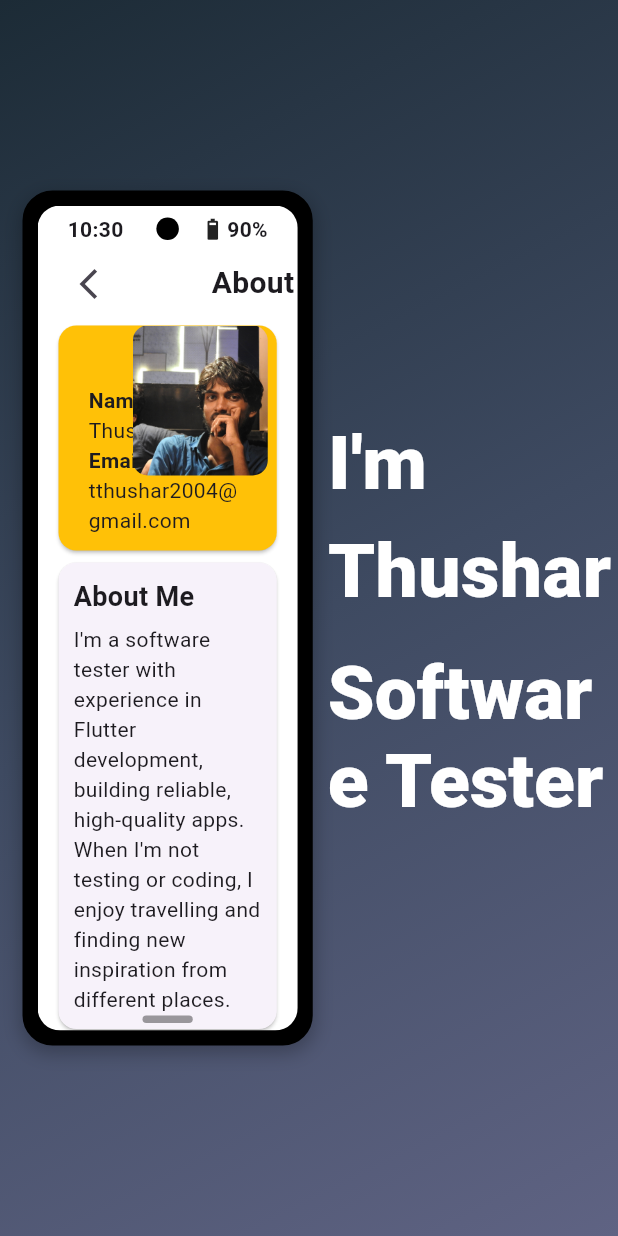
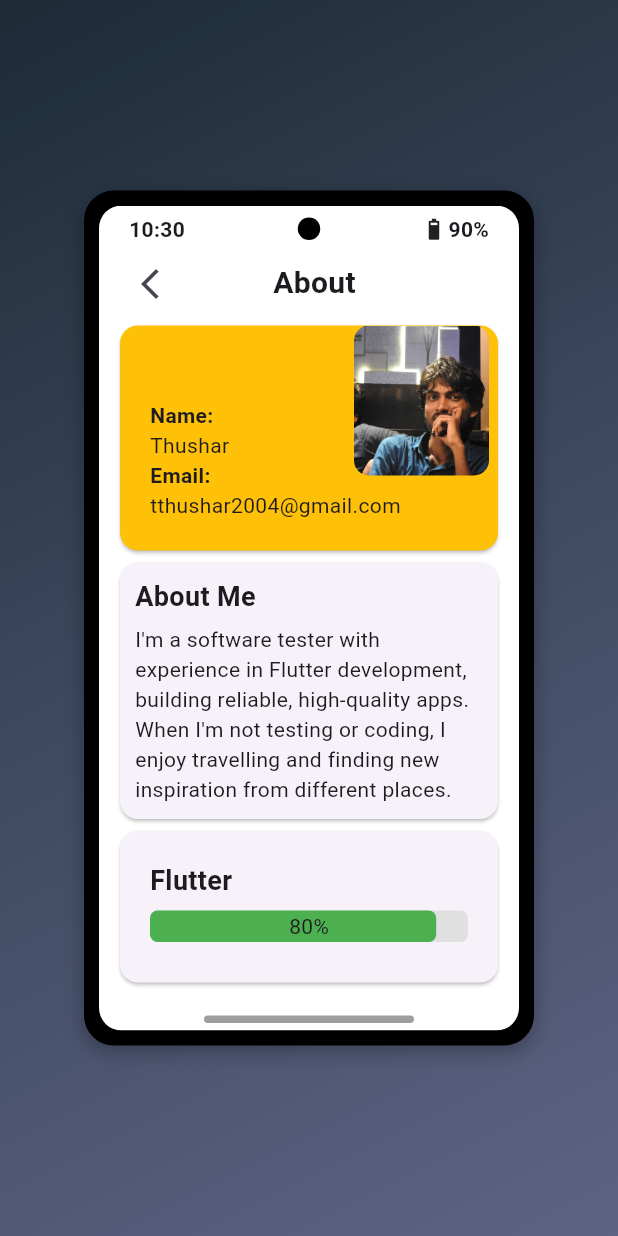
Before and after one commit to Thushar2103/Personal_Portfolio, a Flutter app: the screen it shows after launch, after a tap on "About", on a phone screen of 412 x 824 dp. Run offline on Flutter 3.47's test engine with Material 3 defaults, Android fonts, the phone set to English and light mode, and no system bars; drawn by our look-alikes of animated_text_kit, percent_indicator; our stand-ins replace font_awesome_flutter.

```diff
--- a/lib/screens/homepage.dart
+++ b/lib/screens/homepage.dart
@@ -5,11 +5,37 @@ import '../components/phone.dart';
 class Homepage extends StatelessWidget {
   const Homepage({super.key});
 
+  Widget phone() {
+    return Center(
+      child: Flexible(
+        child: PhoneMockup(),
+      ),
+    );
+  }
+
+  Widget pc() {
+    return Row(
+      mainAxisAlignment: MainAxisAlignment.spaceEvenly,
+      children: [
+        SizedBox(
+          width: 15,
+        ),
+        Flexible(
+          child: PhoneMockup(),
+        ),
+        SizedBox(width: 10),
+        Expanded(
+          child: Rightcontent(),
+        ),
+      ],
+    );
+  }
+
   @override
   Widget build(BuildContext context) {
+    double screenWidth = MediaQuery.of(context).size.width;
+    bool isMobile = screenWidth < 700;
     return Scaffold(
-      // backgroundColor:
-      //     const Color.fromARGB(255, 27, 26, 26),
       body: Container(
           decoration: BoxDecoration(
             gradient: LinearGradient(
@@ -22,25 +48,7 @@ class Homepage extends StatelessWidget {
               ],
             ),
           ),
-        child: Row(
-          mainAxisAlignment:
-              MainAxisAlignment.spaceEvenly, // Center the children horizontally
-          children: [
-            SizedBox(
-              width: 15,
-            ),
-            // Use Flexible to maintain the PhoneMockup size
-            Flexible(
-              child: PhoneMockup(), // Keeps its fixed width and height
-            ),
-            // Use Expanded to take the remaining space
-            SizedBox(width: 10),
-            Expanded(
-              child: Rightcontent(),
-            ),
-          ],
-        ),
-      ),
+          child: isMobile ? phone() : pc()),
     );
   }
 }
--- a/lib/screens/landingpage.dart
+++ b/lib/screens/landingpage.dart
@@ -2,6 +2,7 @@ import 'package:flutter/material.dart';
 import 'package:font_awesome_flutter/font_awesome_flutter.dart';
 import 'package:portfolio_personal/components/clock.dart';
 import 'package:portfolio_personal/screens/aboutpage.dart';
+import 'package:portfolio_personal/screens/awardspage.dart';
 import 'package:portfolio_personal/screens/devicepage.dart';
 import 'package:portfolio_personal/screens/gallery.dart';
 import 'package:portfolio_personal/screens/projects.dart';
@@ -61,7 +62,11 @@ class AppIconItem extends StatelessWidget {
     List<Map<String, dynamic>> appData = [
       {"icon": Icons.person, "name": "About", "screen": Aboutpage()},
       {"icon": Icons.edit, "name": "Projects", "screen": ProjectsPage()},
-      {"icon": FontAwesomeIcons.medal, "name": "Awards", "screen": Aboutpage()},
+      {
+        "icon": FontAwesomeIcons.medal,
+        "name": "Awards",
+        "screen": Awardspage()
+      },
       {"icon": Icons.photo, "name": "Gallery", "screen": Gallery()},
       {"icon": Icons.contact_mail_rounded, "name": "Contact", "url": contact},
       {"icon": FontAwesomeIcons.github, "name": "Github", "url": github},
@@ -96,7 +101,6 @@ class AppIconItem extends StatelessWidget {
           );
         }
       },
-      child: Container(
       child: Column(
         mainAxisAlignment: MainAxisAlignment.center,
         crossAxisAlignment: CrossAxisAlignment.center,
@@ -106,17 +110,10 @@ class AppIconItem extends StatelessWidget {
             child: Card(
               color: Color(0xFFD1C4E9),
               child: Padding(
-                  padding: EdgeInsets.all(!app.containsKey("image") ? 6 : 0),
-                  child: app.containsKey("image")
-                      ? Image.asset(
-                          app["image"],
-                          height: 42,
-                          width: 42,
-                          fit: BoxFit.cover,
-                        )
-                      : Icon(
+                padding: EdgeInsets.all(6),
+                child: Icon(
                   app["icon"],
-                          size: 30,
+                  size: 35,
                 ),
               ),
             ),
@@ -125,12 +122,9 @@ class AppIconItem extends StatelessWidget {
             app["name"],
             softWrap: true,
             style: TextStyle(
-                  // fontSize: 14,
-                  fontWeight: FontWeight.bold,
-                  color: Colors.black),
+                fontSize: 10, fontWeight: FontWeight.bold, color: Colors.black),
           ),
         ],
-        ),
       ),
     );
   }
--- a/pubspec.yaml
+++ b/pubspec.yaml
@@ -68,6 +68,11 @@ flutter:
     - assets/me.JPG
     - assets/expense.png
     - assets/wood.jpg
+    - assets/1.jpg
+    - assets/2.jpg
+    - assets/3.jpg
+    - assets/4.jpg
+    - assets/5.jpg
   #   - images/a_dot_ham.jpeg
 
   # An image asset can refer to one or more resolution-specific "variants", see
```
Also changed, not shown: lib/screens/awardspage.dart (+46 -0 lines), lib/screens/gallery.dart (+67 -2 lines), assets/1.JPG (added), assets/2.JPG (added), assets/3.JPG (added), assets/4.jpg (added), 1 other file. Lines whose indentation alone changed are shown as unchanged.
